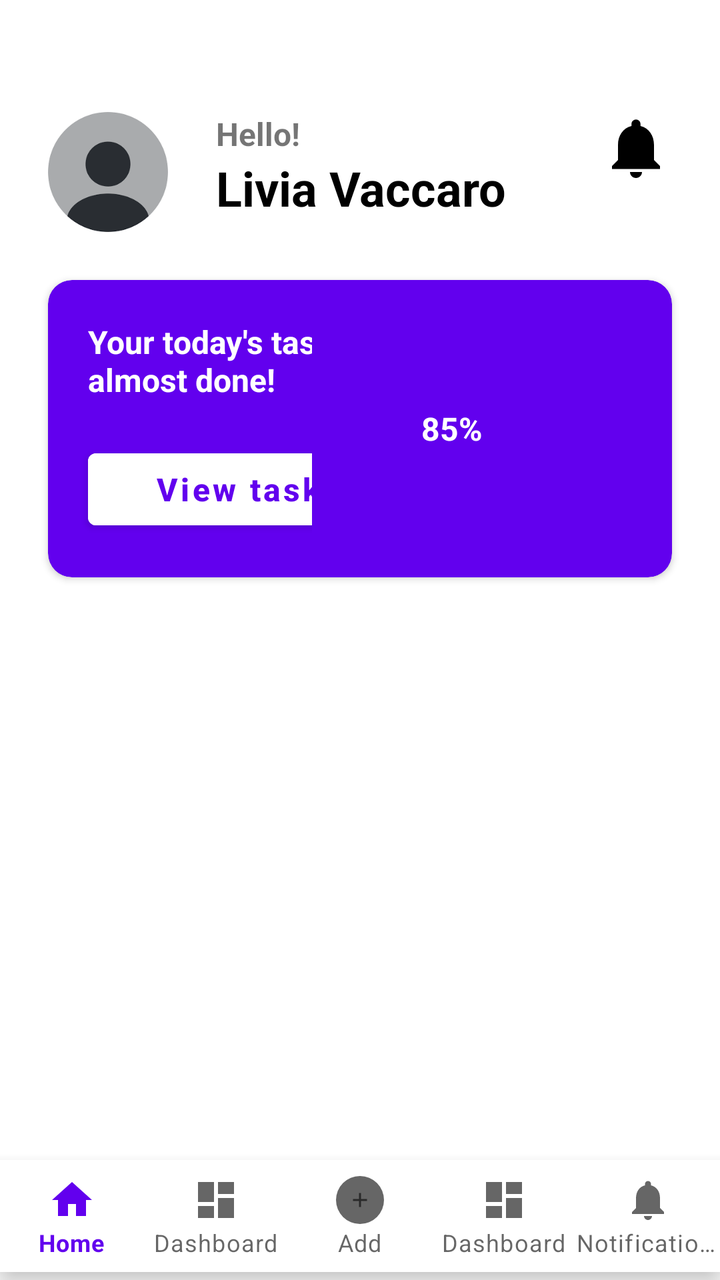
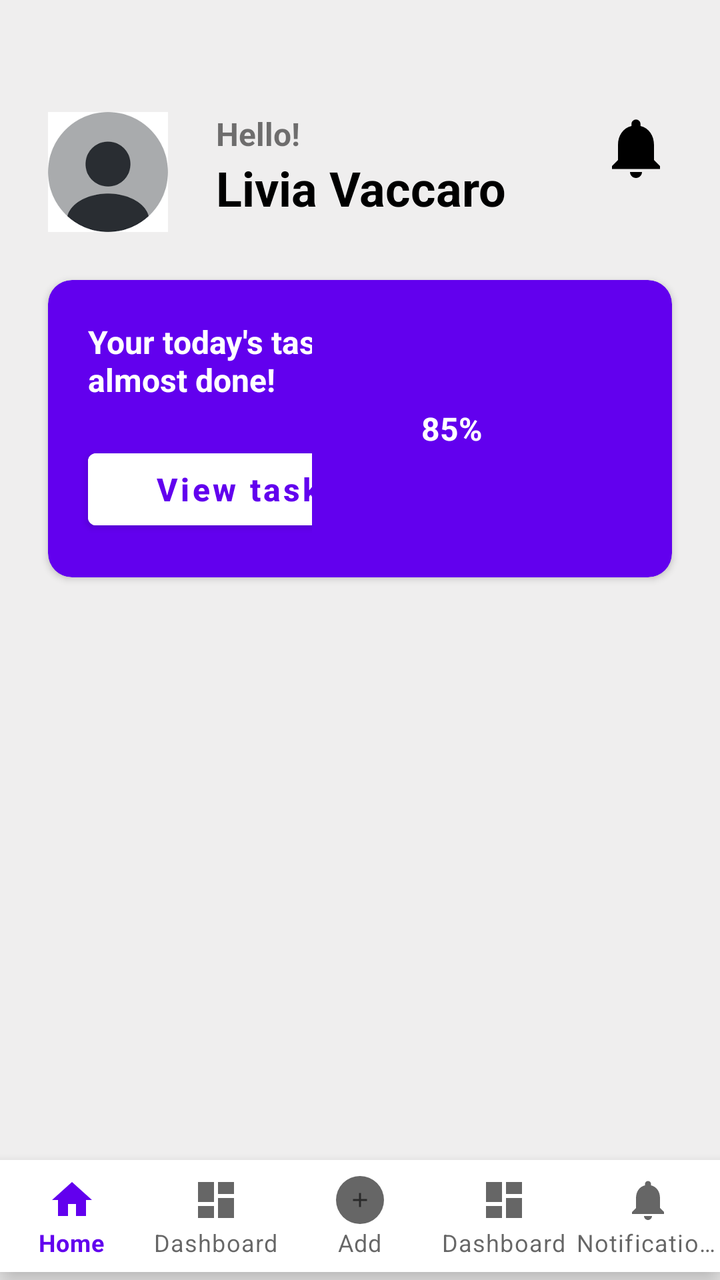

Before-and-after screenshots of an Android layout around one commit, followed by the original layout XML and the change that was made.
<!-- AndroidManifest.xml: application theme Theme.ToDoListApp -->
<!-- res/layout/activity_main.xml -->
<?xml version="1.0" encoding="utf-8"?>
<androidx.constraintlayout.widget.ConstraintLayout xmlns:android="http://schemas.android.com/apk/res/android"
    xmlns:app="http://schemas.android.com/apk/res-auto"
    android:id="@+id/container"
    android:layout_width="match_parent"
    android:layout_height="match_parent"
    android:paddingTop="?attr/actionBarSize"
    >

    <LinearLayout
        android:id="@+id/linearLayout"
        android:layout_width="match_parent"
        android:layout_height="wrap_content"
        android:layout_marginBottom="20dp"
        android:orientation="horizontal"
        android:paddingHorizontal="24dp"
        app:layout_constraintBottom_toBottomOf="parent"
        app:layout_constraintLeft_toLeftOf="parent"
        app:layout_constraintRight_toRightOf="parent"
        app:layout_constraintTop_toTopOf="parent"
        app:layout_constraintVertical_bias="0.0">

        <ImageView
            android:layout_width="60dp"
            android:layout_height="60dp"
            android:src="@drawable/profile_iamge" />

        <LinearLayout
            android:layout_width="wrap_content"
            android:layout_height="wrap_content"
            android:layout_weight="1"
            android:orientation="vertical"
            android:paddingHorizontal="24dp">

            <TextView
                android:layout_width="wrap_content"
                android:layout_height="wrap_content"
                android:text="Hello!"
                android:textSize="16sp"
                android:textStyle="bold">

            </TextView>

            <TextView
                android:layout_width="wrap_content"
                android:layout_height="wrap_content"
                android:text="Livia Vaccaro"
                android:textColor="@color/black"
                android:textSize="24sp"
                android:textStyle="bold">

            </TextView>
        </LinearLayout>

        <ImageView
            android:layout_width="36dp"
            android:layout_height="36dp"
            android:src="@drawable/ic_notifications_black_24dp" />
    </LinearLayout>

    <androidx.cardview.widget.CardView
        android:id="@+id/purplesCard"
        android:layout_width="match_parent"
        android:layout_height="wrap_content"
        app:layout_constraintBottom_toTopOf="@+id/nav_view"
        app:layout_constraintEnd_toEndOf="parent"
        app:layout_constraintStart_toStartOf="parent"
        app:layout_constraintTop_toBottomOf="@+id/linearLayout"
        app:layout_constraintVertical_bias="0.0"
        android:backgroundTint="@color/purple_500"
        android:layout_margin="24dp"
        app:cardCornerRadius="12dp">
        <LinearLayout
            android:layout_width="match_parent"
            android:layout_height="wrap_content"
            android:orientation="horizontal">

            <LinearLayout
                android:layout_width="0dp"
                android:layout_height="wrap_content"
                android:orientation="vertical"
                android:layout_weight="1">

                <TextView
                    android:layout_width="145dp"
                    android:layout_height="wrap_content"
                    android:text="Your today's task almost done!"
                    android:textStyle="bold"
                    android:textColor="@color/white"
                    android:textSize="16sp"
                    android:layout_margin="20dp"/>

                <Button
                    android:layout_width="150dp"
                    android:layout_height="48dp"
                    android:backgroundTint="@color/white"
                    android:text="View task"
                    android:textSize="16sp"
                    android:textColor="@color/purple_500"
                    android:textStyle="bold"
                    android:textAllCaps="false"
                    android:layout_marginBottom="20dp"
                    android:layout_marginStart="20dp"/>
            </LinearLayout>
            <FrameLayout
                android:layout_width="100dp"
                android:layout_height="100dp"
                android:layout_gravity="center"
                android:layout_marginEnd="60dp"
                android:layout_marginStart="20dp">
                <TextView
                    android:layout_width="wrap_content"
                    android:layout_height="wrap_content"
                    android:text="85%"
                    android:textStyle="bold"
                    android:textColor="@color/white"
                    android:textSize="16sp"
                    android:layout_gravity="center"/>
                <ProgressBar
                    android:id="@+id/progressBar"
                    style="?android:attr/progressBarStyle"
                    android:layout_width="match_parent"
                    android:layout_height="match_parent"/>

            </FrameLayout>

        </LinearLayout>
    </androidx.cardview.widget.CardView>

    <FrameLayout
        android:id="@+id/fragment_container"
        android:layout_width="0dp"
        android:layout_height="0dp"
        app:layout_constraintTop_toBottomOf="@id/purplesCard"
        app:layout_constraintBottom_toBottomOf="parent"
        app:layout_constraintStart_toStartOf="parent"
        app:layout_constraintEnd_toEndOf="parent" />

    <com.google.android.material.bottomnavigation.BottomNavigationView
        android:id="@+id/nav_view"
        android:layout_width="0dp"
        android:layout_height="wrap_content"
        android:layout_marginBottom="4dp"
        android:background="?android:attr/windowBackground"
        app:layout_constraintBottom_toBottomOf="parent"
        app:layout_constraintHorizontal_bias="0.0"
        app:layout_constraintLeft_toLeftOf="parent"
        app:layout_constraintRight_toRightOf="parent"
        app:menu="@menu/bottom_nav_menu"
        app:labelVisibilityMode="labeled"/>

</androidx.constraintlayout.widget.ConstraintLayout>
<!-- resources referenced by this layout -->
<resources>
  <color name="black">#FF000000</color>
  <color name="purple_500">#FF6200EE</color>
  <color name="white">#FFFFFFFF</color>
  <!-- drawable ic_notifications_black_24dp (drawable) -->
  <vector xmlns:android="http://schemas.android.com/apk/res/android"
      android:width="24dp"
      android:height="24dp"
      android:viewportWidth="24.0"
      android:viewportHeight="24.0">
      <path
          android:fillColor="#FF000000"
          android:pathData="M12,22c1.1,0 2,-0.9 2,-2h-4c0,1.1 0.89,2 2,2zM18,16v-5c0,-3.07 -1.64,-5.64 -4.5,-6.32L13.5,4c0,-0.83 -0.67,-1.5 -1.5,-1.5s-1.5,0.67 -1.5,1.5v0.68C7.63,5.36 6,7.92 6,11v5l-2,2v1h16v-1l-2,-2z" />
  </vector>
  <!-- drawable profile_iamge: png bitmap (drawable, 3486 bytes) -->
  <style name="Theme.ToDoListApp" parent="Theme.MaterialComponents.DayNight.NoActionBar">
          
          <item name="colorPrimary">@color/purple_500</item>
          <item name="colorPrimaryVariant">@color/purple_700</item>
          <item name="colorOnPrimary">@color/white</item>
          
          <item name="colorSecondary">@color/teal_200</item>
          <item name="colorSecondaryVariant">@color/teal_700</item>
          <item name="colorOnSecondary">@color/black</item>
          
          <item name="android:statusBarColor">?attr/colorPrimaryVariant</item>
          
      </style>
  <color name="purple_700">#FF3700B3</color>
  <color name="teal_200">#FF03DAC5</color>
  <color name="teal_700">#FF018786</color>
</resources>

<!-- the commit's change to res/layout/activity_main.xml (unified diff, before → after) -->
@@ -5,6 +5,7 @@
     android:layout_width="match_parent"
     android:layout_height="match_parent"
     android:paddingTop="?attr/actionBarSize"
+    android:background="@color/Background"
     >
 
     <LinearLayout
<!-- resource entries referenced after the edit -->
@@ -1,5 +1,6 @@
 <!-- resources referenced by this layout -->
 <resources>
+  <color name="Background">#EFEEEE</color>
   <color name="black">#FF000000</color>
   <color name="purple_500">#FF6200EE</color>
   <color name="white">#FFFFFFFF</color>
